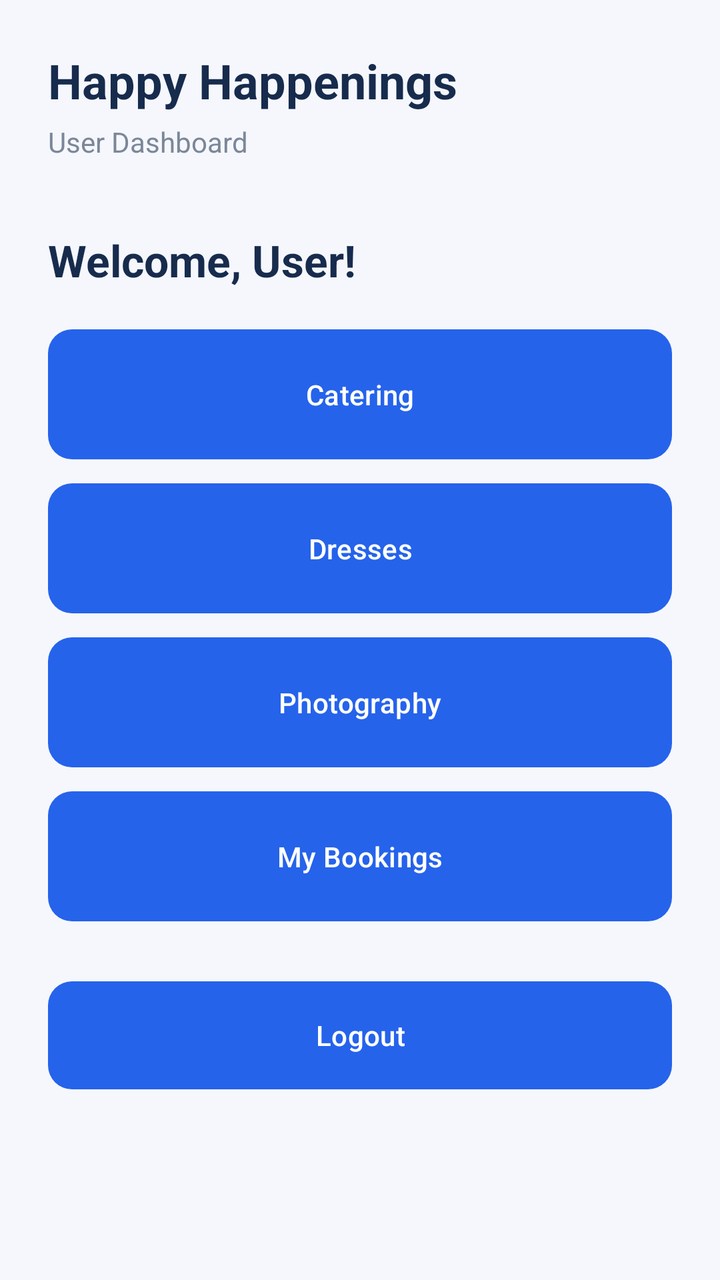
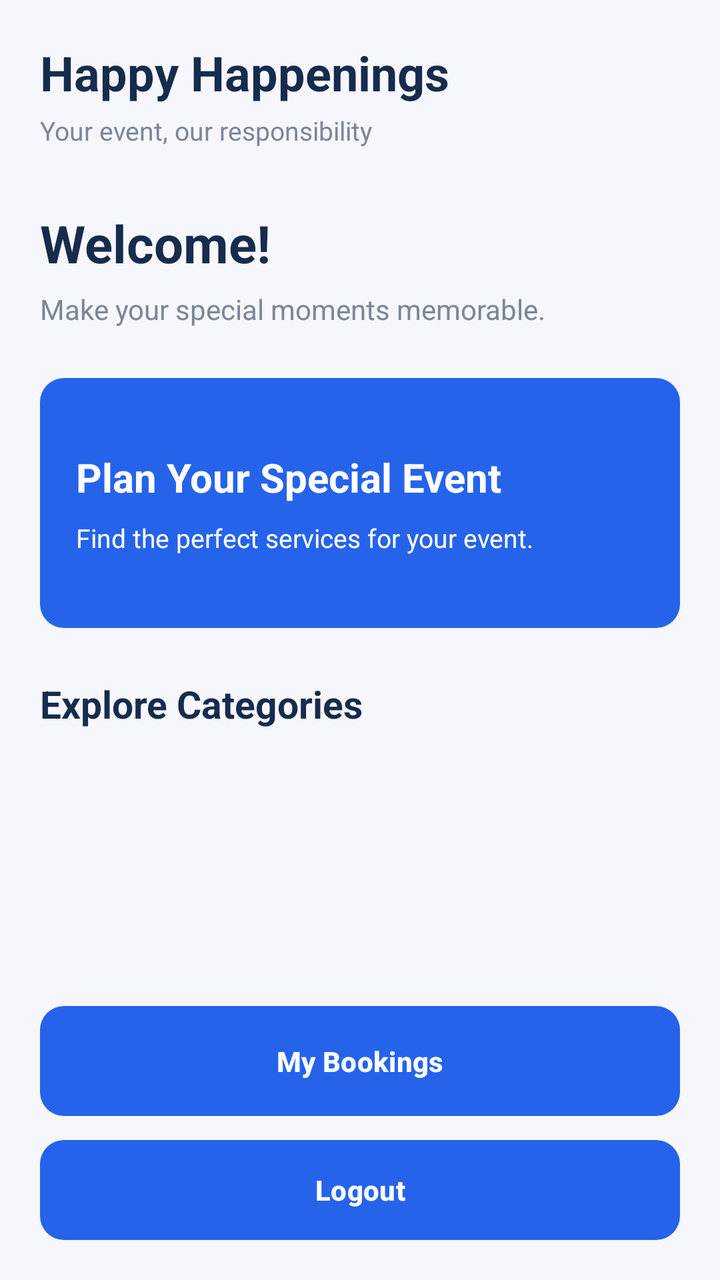

Compare the two renders of this Android layout. The source of the first and the diff that turns it into the second are given below.
<!-- AndroidManifest.xml: application theme Theme.HappyHappenings -->
<!-- res/layout/activity_user_dashboard.xml -->
<?xml version="1.0" encoding="utf-8"?>
<LinearLayout
    xmlns:android="http://schemas.android.com/apk/res/android"
    xmlns:app="http://schemas.android.com/apk/res-auto"
    android:layout_width="match_parent"
    android:layout_height="match_parent"
    android:orientation="vertical"
    android:padding="24dp"
    android:background="#F5F7FC">

    <TextView
        android:layout_width="wrap_content"
        android:layout_height="wrap_content"
        android:text="Happy Happenings"
        android:textSize="24sp"
        android:textStyle="bold"
        android:textColor="#172B4D"/>

    <TextView
        android:layout_width="wrap_content"
        android:layout_height="wrap_content"
        android:text="User Dashboard"
        android:textSize="14sp"
        android:textColor="#7B8798"
        android:layout_marginTop="5dp"/>

    <TextView
        android:layout_width="wrap_content"
        android:layout_height="wrap_content"
        android:text="Welcome, User!"
        android:textSize="22sp"
        android:textStyle="bold"
        android:textColor="#172B4D"
        android:layout_marginTop="35dp"
        android:layout_marginBottom="20dp"/>

    <Button
        android:id="@+id/catering"
        android:layout_width="match_parent"
        android:layout_height="65dp"
        android:text="Catering"
        android:textColor="#FFFFFF"
        app:backgroundTint="@null"
        android:background="@drawable/blue_button_bg"
        android:backgroundTint="@null"/>

    <Button
        android:id="@+id/dresses"
        android:layout_width="match_parent"
        android:layout_height="65dp"
        android:text="Dresses"
        android:textColor="#FFFFFF"
        android:layout_marginTop="12dp"
        app:backgroundTint="@null"
        android:background="@drawable/blue_button_bg"
        android:backgroundTint="@null"/>

    <Button
        android:id="@+id/photography"
        android:layout_width="match_parent"
        android:layout_height="65dp"
        android:text="Photography"
        android:textColor="#FFFFFF"
        android:layout_marginTop="12dp"
        app:backgroundTint="@null"
        android:background="@drawable/blue_button_bg"
        android:backgroundTint="@null"/>

    <Button
        android:id="@+id/bookings"
        android:layout_width="match_parent"
        android:layout_height="65dp"
        android:text="My Bookings"
        android:textColor="#FFFFFF"
        android:layout_marginTop="12dp"
        app:backgroundTint="@null"
        android:background="@drawable/blue_button_bg"
        android:backgroundTint="@null"/>

    <Button
        android:id="@+id/logout"
        android:layout_width="match_parent"
        android:layout_height="54dp"
        android:text="Logout"
        android:textColor="#FFFFFF"
        android:layout_marginTop="30dp"
        app:backgroundTint="@null"
        android:background="@drawable/blue_button_bg"
        android:backgroundTint="@null"/>

</LinearLayout>
<!-- resources referenced by this layout -->
<resources>
  <!-- drawable blue_button_bg (drawable) -->
  <?xml version="1.0" encoding="utf-8"?>
  <shape xmlns:android="http://schemas.android.com/apk/res/android">
  
      <solid android:color="#2563EB"/>
  
      <corners android:radius="12dp"/>
  
  </shape>
  <style name="Theme.HappyHappenings" parent="Base.Theme.HappyHappenings" />
  <style name="Base.Theme.HappyHappenings" parent="Theme.Material3.DayNight.NoActionBar">
          
          
      </style>
</resources>

<!-- the commit's change to res/layout/activity_user_dashboard.xml (unified diff, before → after) -->
@@ -5,7 +5,7 @@
     android:layout_width="match_parent"
     android:layout_height="match_parent"
     android:orientation="vertical"
-    android:padding="24dp"
+    android:padding="20dp"
     android:background="#F5F7FC">
 
     <TextView
@@ -19,73 +19,100 @@
     <TextView
         android:layout_width="wrap_content"
         android:layout_height="wrap_content"
-        android:text="User Dashboard"
-        android:textSize="14sp"
+        android:text="Your event, our responsibility"
+        android:textSize="13sp"
         android:textColor="#7B8798"
-        android:layout_marginTop="5dp"/>
+        android:layout_marginTop="4dp"/>
 
     <TextView
         android:layout_width="wrap_content"
         android:layout_height="wrap_content"
-        android:text="Welcome, User!"
-        android:textSize="22sp"
+        android:text="Welcome!"
+        android:textSize="26sp"
         android:textStyle="bold"
         android:textColor="#172B4D"
-        android:layout_marginTop="35dp"
-        android:layout_marginBottom="20dp"/>
+        android:layout_marginTop="30dp"/>
 
-    <Button
-        android:id="@+id/catering"
+    <TextView
+        android:layout_width="wrap_content"
+        android:layout_height="wrap_content"
+        android:text="Make your special moments memorable."
+        android:textSize="14sp"
+        android:textColor="#7B8798"
+        android:layout_marginTop="6dp"/>
+
+    <LinearLayout
         android:layout_width="match_parent"
-        android:layout_height="65dp"
-        android:text="Catering"
-        android:textColor="#FFFFFF"
-        app:backgroundTint="@null"
-        android:background="@drawable/blue_button_bg"
-        android:backgroundTint="@null"/>
+        android:layout_height="125dp"
+        android:orientation="vertical"
+        android:gravity="center_vertical"
+        android:padding="18dp"
+        android:layout_marginTop="25dp"
+        android:background="@drawable/blue_button_bg">
 
-    <Button
-        android:id="@+id/dresses"
+        <TextView
+            android:layout_width="wrap_content"
+            android:layout_height="wrap_content"
+            android:text="Plan Your Special Event"
+            android:textSize="20sp"
+            android:textStyle="bold"
+            android:textColor="#FFFFFF"/>
+
+        <TextView
+            android:layout_width="wrap_content"
+            android:layout_height="wrap_content"
+            android:text="Find the perfect services for your event."
+            android:textSize="13sp"
+            android:textColor="#FFFFFF"
+            android:layout_marginTop="8dp"/>
+
+    </LinearLayout>
+
+    <TextView
+        android:layout_width="wrap_content"
+        android:layout_height="wrap_content"
+        android:text="Explore Categories"
+        android:textSize="19sp"
+        android:textStyle="bold"
+        android:textColor="#172B4D"
+        android:layout_marginTop="25dp"
+        android:layout_marginBottom="15dp"/>
+
+    <ScrollView
         android:layout_width="match_parent"
-        android:layout_height="65dp"
-        android:text="Dresses"
-        android:textColor="#FFFFFF"
-        android:layout_marginTop="12dp"
-        app:backgroundTint="@null"
-        android:background="@drawable/blue_button_bg"
-        android:backgroundTint="@null"/>
+        android:layout_height="0dp"
+        android:layout_weight="1"
+        android:fillViewport="true">
 
-    <Button
-        android:id="@+id/photography"
-        android:layout_width="match_parent"
-        android:layout_height="65dp"
-        android:text="Photography"
-        android:textColor="#FFFFFF"
-        android:layout_marginTop="12dp"
-        app:backgroundTint="@null"
-        android:background="@drawable/blue_button_bg"
-        android:backgroundTint="@null"/>
+        <LinearLayout
+            android:id="@+id/categoryList"
+            android:layout_width="match_parent"
+            android:layout_height="wrap_content"
+            android:orientation="vertical"/>
+
+    </ScrollView>
 
     <Button
         android:id="@+id/bookings"
         android:layout_width="match_parent"
-        android:layout_height="65dp"
+        android:layout_height="55dp"
         android:text="My Bookings"
         android:textColor="#FFFFFF"
-        android:layout_marginTop="12dp"
-        app:backgroundTint="@null"
+        android:textStyle="bold"
         android:background="@drawable/blue_button_bg"
-        android:backgroundTint="@null"/>
+        android:backgroundTint="@null"
+        app:backgroundTint="@null"/>
 
     <Button
         android:id="@+id/logout"
         android:layout_width="match_parent"
-        android:layout_height="54dp"
+        android:layout_height="50dp"
         android:text="Logout"
         android:textColor="#FFFFFF"
-        android:layout_marginTop="30dp"
-        app:backgroundTint="@null"
+        android:textStyle="bold"
+        android:layout_marginTop="12dp"
         android:background="@drawable/blue_button_bg"
-        android:backgroundTint="@null"/>
+        android:backgroundTint="@null"
+        app:backgroundTint="@null"/>
 
 </LinearLayout>
